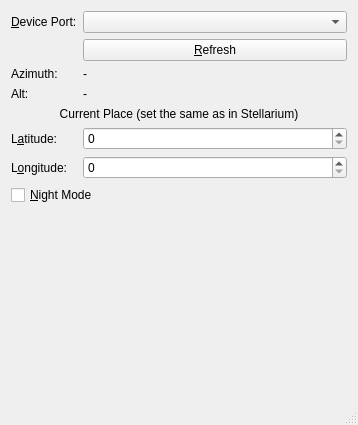
First picture: the form in server_st/mainwindow.ui, repository alexzk1/startrack, before the edit.
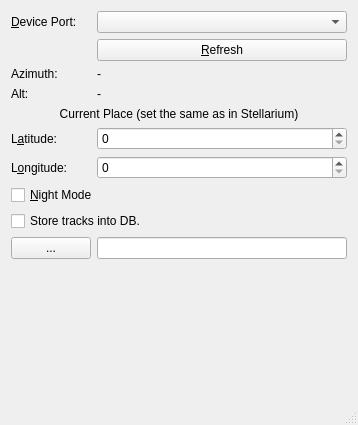
Second picture: the form after the edit. Icons and pictures are not drawn. Custom widgets are drawn as their Qt base class.

```diff
--- a/server_st/mainwindow.ui
+++ b/server_st/mainwindow.ui
@@ -125,6 +125,33 @@
       </property>
      </widget>
     </item>
+    <item row="10" column="0">
+     <widget class="QPushButton" name="btnSelectFodler">
+      <property name="toolTip">
+       <string>Click to select folder where all session files will be stored.</string>
+      </property>
+      <property name="text">
+       <string>...</string>
+      </property>
+     </widget>
+    </item>
+    <item row="10" column="1">
+     <widget class="QLineEdit" name="editFolder">
+      <property name="toolTip">
+       <string>Selected Folder</string>
+      </property>
+      <property name="readOnly">
+       <bool>true</bool>
+      </property>
+     </widget>
+    </item>
+    <item row="9" column="0" colspan="2">
+     <widget class="QCheckBox" name="cbUseDb">
+      <property name="text">
+       <string>Store tracks into DB.</string>
+      </property>
+     </widget>
+    </item>
    </layout>
   </widget>
   <widget class="QStatusBar" name="statusBar"/>
```
